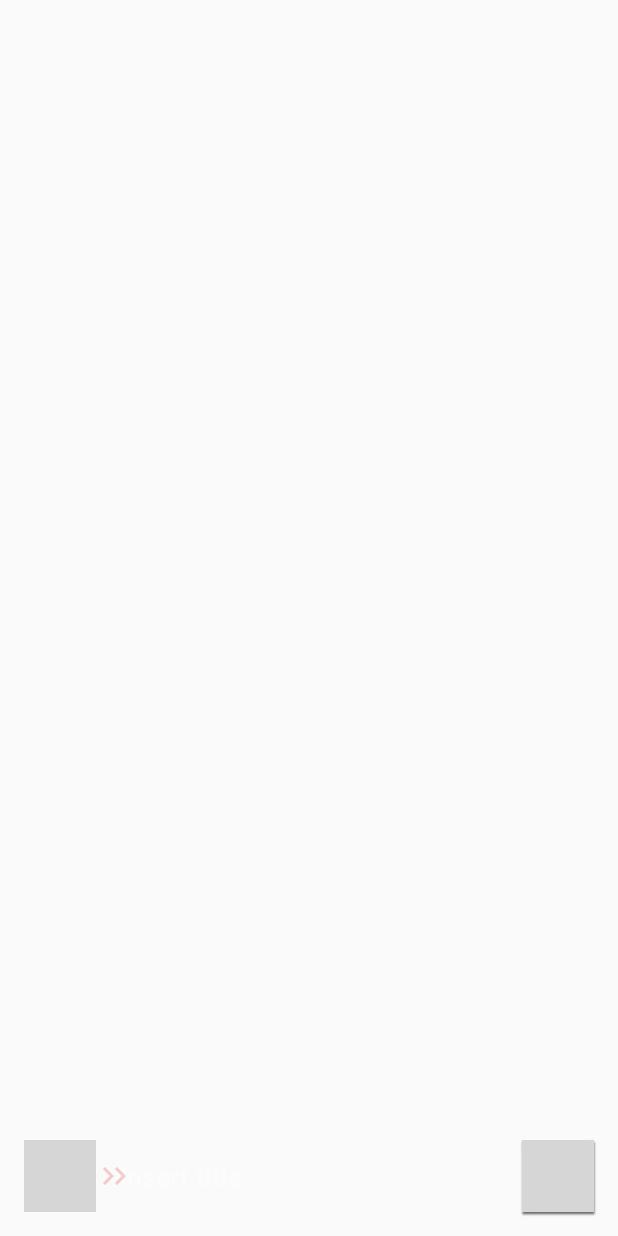
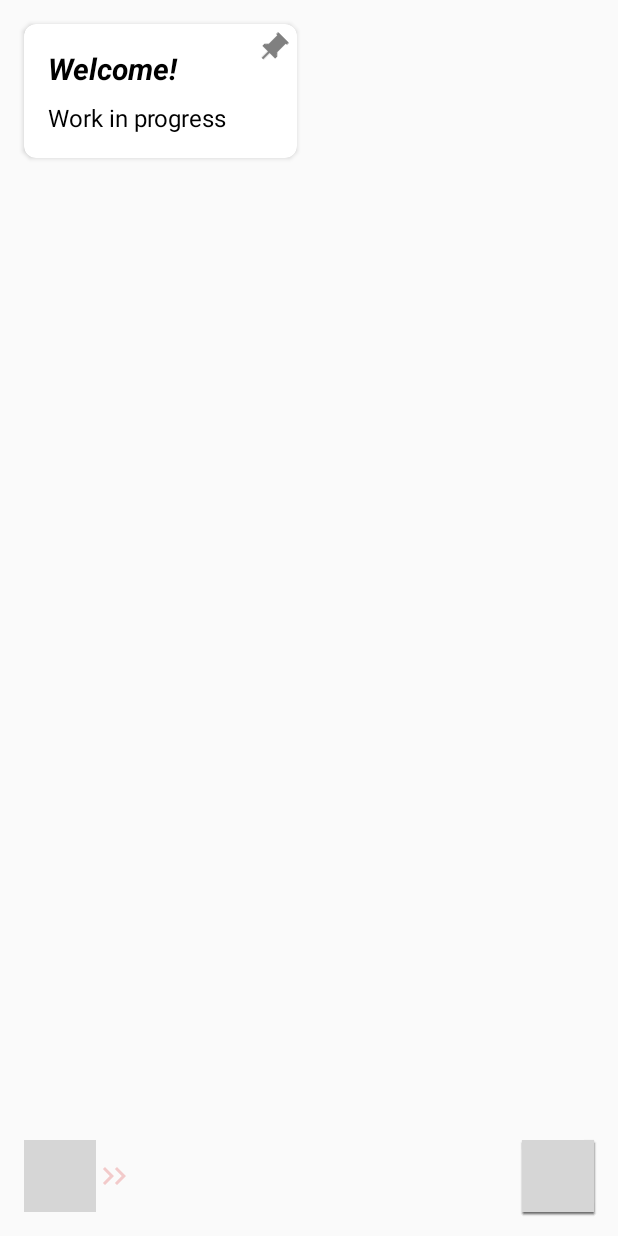
Before and after one commit to StGcontents/KoteBook, an Android app: the screen it shows after launch (MainActivity), on a phone screen of 412 x 824 dp. Run offline under Robolectric (Android 15) with nearby library versions, the phone set to English and light mode, and no system bars; our stand-ins replace Room's generated code; 1 statement that could not run was skipped; grey boxes are pictures that could not be loaded.

Commit message:
[KB12] Implement tutorial notes logic

```diff
--- a/app/build.gradle
+++ b/app/build.gradle
@@ -26,7 +26,6 @@ android {
         debug {
             minifyEnabled false
             proguardFiles getDefaultProguardFile('proguard-android-optimize.txt'), 'proguard-rules.pro'
-            applicationIdSuffix ".debug"
             resValue 'string', 'app_name', 'KoDebug'
         }
         release {
--- a/app/src/main/java/com/stgi/kotebook/MainActivity.kt
+++ b/app/src/main/java/com/stgi/kotebook/MainActivity.kt
@@ -37,7 +37,15 @@ import kotlinx.coroutines.GlobalScope
 import kotlinx.coroutines.launch
 import java.io.File
 import java.util.*
-import kotlin.random.Random
+
+const val AGOUTI = 1
+const val BEAVER = 2
+const val CAVIA = 3
+const val DORMOUSE = 4
+const val ESQUIREL = 5
+const val FLYING_SQUIRREL = 6
+
+const val LAST_INSTALLED_VERSION = "last_installed_version"
 
 const val LAST_STATUS = "currentStatus"
 
@@ -48,7 +56,7 @@ const val DIRECTORY = "/KoteBook/"
 class MainActivity : AppCompatActivity(), SwipeButton.OnSwipeListener,
     NotesAdapter.OnNotesChangedListener, FabStationView.FabStationController {
 
-    private val adapter : NotesAdapter = NotesAdapter()
+    private val adapter: NotesAdapter = NotesAdapter()
 
     private var currentStatus: Int? = null
     var currentStrategy: FabStationView.OnClickStrategy? = null
@@ -79,34 +87,31 @@ class MainActivity : AppCompatActivity(), SwipeButton.OnSwipeListener,
         }
     }
 
+    private fun createInitialNotes() = GlobalScope.launch {
+        getPreferences(Context.MODE_PRIVATE).apply {
+            val lastInstalledVersion = getInt(LAST_INSTALLED_VERSION, 0)
+            if (lastInstalledVersion < BuildConfig.VERSION_CODE) {
+            edit().putInt(LAST_INSTALLED_VERSION, BuildConfig.VERSION_CODE).apply()
+            model.add(*NoteGenerator(this@MainActivity).generateNotes(lastInstalledVersion))
+        }
+        }
+    }
+
     override fun onCreate(savedInstanceState: Bundle?) {
         super.onCreate(savedInstanceState)
         setContentView(R.layout.activity_main)
 
+        createInitialNotes()
         filterNotes()
 
         rootLayout.setOnTouchListener(dismissInputListener)
         writingFrame.setOnTouchListener { _, _ -> false }
         bgView.setOnTouchListener { _, _ -> true }
 
-        inputText.setTextColor(Color.WHITE)
-
-        audioEt.setTextColor(Color.WHITE)
-        audioEt.hint = getString(R.string.insert_title)
-        audioEt.highlightColor = Color.argb(120, 0, 0, 0)
-        audioEt.setHintTextColor(Color.argb(120, Color.WHITE.red, Color.WHITE.green, Color.WHITE.blue))
-        audioEt.setOnFocusChangeListener { v, b ->
-            val imm = getSystemService(INPUT_METHOD_SERVICE) as InputMethodManager
-            if (b) {
-                imm.showSoftInput(v, 0)
-            } else {
-                imm.hideSoftInputFromWindow(v.windowToken, 0)
-            }
-        }
-
         adapter.onNotesChangedListener = this
         notesRecycler.adapter = adapter
-        notesRecycler.layoutManager = getStaggeredLayout(resources.configuration.orientation == Configuration.ORIENTATION_PORTRAIT)
+        notesRecycler.layoutManager =
+            getStaggeredLayout(resources.configuration.orientation == Configuration.ORIENTATION_PORTRAIT)
         notesRecycler.setOnTouchListener(dismissInputListener)
         notesRecycler.addOnItemTouchListener(object : RecyclerView.OnItemTouchListener {
             override fun onInterceptTouchEvent(rv: RecyclerView, e: MotionEvent): Boolean {
@@ -120,8 +125,8 @@ class MainActivity : AppCompatActivity(), SwipeButton.OnSwipeListener,
                 return false
             }
 
-            override fun onRequestDisallowInterceptTouchEvent(disallowIntercept: Boolean) { }
-            override fun onTouchEvent(rv: RecyclerView, e: MotionEvent) { }
+            override fun onRequestDisallowInterceptTouchEvent(disallowIntercept: Boolean) {}
+            override fun onTouchEvent(rv: RecyclerView, e: MotionEvent) {}
         })
     }
 
@@ -133,7 +138,8 @@ class MainActivity : AppCompatActivity(), SwipeButton.OnSwipeListener,
                     ?.sortedWith(compareBy({ !it.pinned }, { it.id })))
             })
 
-        getPreferences(Context.MODE_PRIVATE).getInt(LAST_STATUS,
+        getPreferences(Context.MODE_PRIVATE).getInt(
+            LAST_STATUS,
             STATUS_INIT
         ).apply {
             pushStatus(this)
@@ -174,9 +180,14 @@ class MainActivity : AppCompatActivity(), SwipeButton.OnSwipeListener,
 
     override fun onRestoreInstanceState(savedInstanceState: Bundle?) {
         super.onRestoreInstanceState(savedInstanceState)
-        savedInstanceState?.let { pushStatus(it.getInt(LAST_STATUS,
-            STATUS_INIT
-        )) }
+        savedInstanceState?.let {
+            pushStatus(
+                it.getInt(
+                    LAST_STATUS,
+                    STATUS_INIT
+                )
+            )
+        }
     }
 
     private fun getStaggeredLayout(portrait: Boolean) =
@@ -189,7 +200,12 @@ class MainActivity : AppCompatActivity(), SwipeButton.OnSwipeListener,
                 inputText.setText("")
                 if (TextUtils.isEmpty(str))
                     return
-                model.add(Note.NoteData(text = str, color = RandomColor().gen()))
+                model.add(
+                    Note.NoteData(
+                        text = str,
+                        color = NoteGenerator(this).generateRandomColor()
+                    )
+                )
             }
             STATUS_SAVE_REC -> audioEt.text = null
         }
@@ -218,7 +234,7 @@ class MainActivity : AppCompatActivity(), SwipeButton.OnSwipeListener,
         }
     }
 
-    fun showEditFragment(note : Note, view : View) {
+    fun showEditFragment(note: Note, view: View) {
         fabStation.setClockTo(note.timestamp)
         pushStatus(STATUS_INTERIM)
         val fragment = EditFragment.newInstance(note, view)
@@ -293,14 +309,20 @@ class MainActivity : AppCompatActivity(), SwipeButton.OnSwipeListener,
         if (checkSelfPermission(Manifest.permission.RECORD_AUDIO)
             != PackageManager.PERMISSION_GRANTED ||
             checkSelfPermission(Manifest.permission.WRITE_EXTERNAL_STORAGE)
-            != PackageManager.PERMISSION_GRANTED) {
+            != PackageManager.PERMISSION_GRANTED
+        ) {
             /*if (shouldShowRequestPermissionRationale(Manifest.permission.RECORD_AUDIO)) {
                 // Show an explanation to the user *asynchronously* -- don't block
                 // this thread waiting for the user's response! After the user
                 // sees the explanation, try again to request the permission.
                 Toast.makeText(this, "Take audio notes", Toast.LENGTH_LONG).show()
             } else */
-            requestPermissions(arrayOf(Manifest.permission.RECORD_AUDIO, Manifest.permission.WRITE_EXTERNAL_STORAGE), PERMISSIONS_REQUEST)
+            requestPermissions(
+                arrayOf(
+                    Manifest.permission.RECORD_AUDIO,
+                    Manifest.permission.WRITE_EXTERNAL_STORAGE
+                ), PERMISSIONS_REQUEST
+            )
             return false
         } else {
             pushStatus(STATUS_RECORDING)
@@ -328,9 +350,11 @@ class MainActivity : AppCompatActivity(), SwipeButton.OnSwipeListener,
             tmpFile?.delete()
             tmpFile = null
 
-            val data = Note.NoteData(title = newFile.nameWithoutExtension,
+            val data = Note.NoteData(
+                title = newFile.nameWithoutExtension,
                 text = newFile.name, pinned = false,
-                color = RandomColor().gen(), isRecording = true)
+                color = NoteGenerator(this@MainActivity).generateRandomColor(), isRecording = true
+            )
             model.add(data)
         }
     }
@@ -343,7 +367,8 @@ class MainActivity : AppCompatActivity(), SwipeButton.OnSwipeListener,
 
         val intent = Intent(
             this,
-            NotificationService::class.java)
+            NotificationService::class.java
+        )
             .putExtra(ID, data.uid)
             .putExtra(TITLE, data.title)
             .putExtra(TEXT, data.text)
@@ -399,7 +424,7 @@ class MainActivity : AppCompatActivity(), SwipeButton.OnSwipeListener,
         }
     }
 
-    inner class InitStrategy(context: MainActivity): FabStationView.OnClickStrategy(context) {
+    inner class InitStrategy(context: MainActivity) : FabStationView.OnClickStrategy(context) {
         override fun getPrimaryDrawable(): Drawable? = resources.getDrawable(R.drawable.add, theme)
         override fun initialize(view: FabStationView) {
             super.initialize(view)
@@ -410,6 +435,8 @@ class MainActivity : AppCompatActivity(), SwipeButton.OnSwipeListener,
             super.shapeStation(builder)
             builder.showPrimary()
                 .retractPrimary()
+                .hideTextInput()
+                .hideAudioInput()
                 .hideSecondary()
                 .hideTertiary()
                 .showSwipe()
@@ -430,7 +457,7 @@ class MainActivity : AppCompatActivity(), SwipeButton.OnSwipeListener,
         override fun onSwiped(): Boolean = this@MainActivity.onSwiped()
     }
 
-    inner class AnnotateStrategy(context: MainActivity): FabStationView.OnClickStrategy(context) {
+    inner class AnnotateStrategy(context: MainActivity) : FabStationView.OnClickStrategy(context) {
         override fun getPrimaryDrawable(): Drawable? = getDrawable(R.drawable.done)
         override fun getSecondaryDrawable(): Drawable? = getDrawable(R.drawable.bullets)
 
@@ -461,7 +488,7 @@ class MainActivity : AppCompatActivity(), SwipeButton.OnSwipeListener,
         override fun getStatus(): Int = STATUS_ANNOTATE
     }
 
-    inner class RecStrategy(context: MainActivity): FabStationView.OnClickStrategy(context) {
+    inner class RecStrategy(context: MainActivity) : FabStationView.OnClickStrategy(context) {
         override fun getPrimaryDrawable(): Drawable? = getDrawable(R.drawable.stop)
         override fun isDismissible() = false
 
@@ -490,11 +517,16 @@ class MainActivity : AppCompatActivity(), SwipeButton.OnSwipeListener,
 
         override fun getStatus(): Int = STATUS_RECORDING
 
-        override fun onRelease() { this@MainActivity.onRelease() }
-        override fun onAutoRelease() { this@MainActivity.onAutoRelease() }
+        override fun onRelease() {
+            this@MainActivity.onRelease()
+        }
+
+        override fun onAutoRelease() {
+            this@MainActivity.onAutoRelease()
+        }
     }
 
-    inner class SaveRecStrategy(context: MainActivity): FabStationView.OnClickStrategy(context) {
+    inner class SaveRecStrategy(context: MainActivity) : FabStationView.OnClickStrategy(context) {
         override fun getPrimaryDrawable(): Drawable? = getDrawable(R.drawable.done)
         override fun getSecondaryDrawable(): Drawable? = getDrawable(R.drawable.cancel)
 
@@ -537,14 +569,6 @@ class MainActivity : AppCompatActivity(), SwipeButton.OnSwipeListener,
 
     fun buildFilepath(name: String?) = directory.absolutePath + "/" + name
 
-    private fun String.trimSpaces() = trimStart { c -> c.isWhitespace() }.dropLastWhile { c -> c.isWhitespace() }
-
-    inner class RandomColor {
-        fun gen() : Int {
-            val gen = Random(Date().time)
-            return resources.getColor(
-                palette[gen.nextInt(
-                    palette.size)], theme)
-        }
-    }
+    private fun String.trimSpaces() =
+        trimStart { c -> c.isWhitespace() }.dropLastWhile { c -> c.isWhitespace() }
 }
--- /dev/null
+++ b/app/src/main/java/com/stgi/kotebook/NoteGenerator.kt
@@ -0,0 +1,102 @@
+package com.stgi.kotebook
+
+import android.content.Context
+import com.stgi.rodentia.BULLET_POINT_EMPTY
+import com.stgi.rodentia.BULLET_POINT_FULL
+import com.stgi.rodentia.palette
+import java.util.*
+import kotlin.collections.ArrayList
+import kotlin.random.Random
+
+class NoteGenerator(private val context: Context) {
+    private val random = Random(Date().time)
+
+    private val TITLES = arrayListOf(
+        "",
+        "Untitled",
+        "Feel Good Inc.",
+        "Death Stranding",
+        "Mama",
+        "Norman Reedus",
+        "Baby dont hurt me",
+        "Umbilical cord",
+        "Deadman",
+        "Pierre DeLavigne",
+        "Keep it off the books",
+        "Esquirel",
+        "Top Secret"
+    )
+
+    private val TEXTS = arrayListOf(
+        "Rodents (from Latin Rodere, \"to gnaw\") are mammals of the order Rodentia, which are characterized by a single pair of continuously growing incisors in each of the upper and lower jaws. About 40% of all mammal species are rodents (2,277 species); they are found in vast numbers on all continents except Antarctica. They are the most diversified mammalian order and live in a variety of terrestrial habitats, including human-made environments.",
+        "Lista:" + BULLET_POINT_FULL + "questo è segnato\n" + BULLET_POINT_EMPTY + "questo no",
+        BULLET_POINT_FULL + "Kill Steve\n" + BULLET_POINT_EMPTY + "Kill Mary" + BULLET_POINT_EMPTY + "Kill Jacob" + BULLET_POINT_FULL + "Kill Bernie",
+        "The distinguishing feature of the rodents is their pairs of continuously growing, razor-sharp, open-rooted incisors.[1] These incisors have thick layers of enamel on the front and little enamel on the back.[2] Because they do not stop growing, the animal must continue to wear them down so that they do not reach and pierce the skull. As the incisors grind against each other, the softer dentine on the rear of the teeth wears away, leaving the sharp enamel edge shaped like the blade of a chisel.",
+        "In many species, the molars are relatively large, intricately structured, and highly cusped or ridged. Rodent molars are well equipped to grind food into small particles.[1] The jaw musculature is strong. The lower jaw is thrust forward while gnawing and is pulled backwards during chewing.",
+        "While the largest species, the capybara, can weigh as much as 66 kg (146 lb), most rodents weigh less than 100 g (3.5 oz). The smallest rodent is the Baluchistan pygmy jerboa, which averages only 4.4 cm (1.7 in) in head and body length, with adult females weighing only 3.75 g (0.132 oz). Rodents have wide-ranging morphologies, but typically have squat bodies and short limbs.[1] The fore limbs usually have five digits, including an opposable thumb, while the hind limbs have three to five digits. The elbow gives the forearms great flexibility.[3][9] The majority of species are plantigrade, walking on both the palms and soles of their feet, and have claw-like nails. The nails of burrowing species tend to be long and strong, while arboreal rodents have shorter, sharper nails.[9] Rodent species use a wide variety of methods of locomotion including quadrupedal walking, running, burrowing, climbing, bipedal hopping (kangaroo rats and hopping mice), swimming and even gliding.[3] Scaly-tailed squirrels and flying squirrels, although not closely related, can both glide from tree to tree using parachute-like membranes that stretch from the fore to the hind limbs.",
+        "One of the most widespread groups of mammals, rodents can be found on every continent except Antarctica. They are the only terrestrial placental mammals to have colonized Australia and New Guinea without human intervention. Humans have also allowed the animals to spread to many remote oceanic islands (e.g., the Polynesian rat).[3] Rodents have adapted to almost every terrestrial habitat, from cold tundra (where they can live under snow) to hot deserts. ",
+        "Some species such as tree squirrels and New World porcupines are arboreal, while some, such as gophers, tuco-tucos, and mole rats, live almost completely underground, where they build complex burrow systems." + BULLET_POINT_FULL + "Yep",
+        BULLET_POINT_FULL + "Get eggs\n" + BULLET_POINT_FULL + "Crack one" + BULLET_POINT_EMPTY + "Crack another" + BULLET_POINT_EMPTY + "Put them in a pan" + BULLET_POINT_EMPTY + "Fry them" + BULLET_POINT_EMPTY + "Enjoy eggs",
+        "The Texas pocket gopher avoids emerging onto the surface to feed by seizing the roots of plants with its jaws and pulling them downwards into its burrow. It also practices coprophagy.[22] The African pouched rat forages on the surface, gathering anything that might be edible into its capacious cheek pouches until its face bulges out sideways. It then returns to its burrow to sort through the material it has gathered and eats the nutritious items.",
+        "House mouse",
+        "Scemochilegge",
+        "Watch Youtube videos"
+    )
+
+    fun generateNotes(lastVersionCode: Int): Array<Note.NoteData> =
+        if (BuildConfig.DEBUG) {
+            arrayOf(
+                generateNote(),
+                generateNote(),
+                generateNote(),
+                generateNote(),
+                generateNote(),
+                generateNote(),
+                generateNote()
+            )
+        } else {
+            val list = ArrayList<Note.NoteData>()
+            when {
+                lastVersionCode < AGOUTI -> {
+                    list.add(generateNote(
+                        title = context.getString(R.string.welcome_title),
+                        text = context.getString(R.string.welcome_text),
+                        isRecording = false,
+                        isPinned = true,
+                        color = context.resources.getColor(R.color.noteColor2, context.theme)
+                    ))
+                }
+                lastVersionCode < BEAVER -> {
+
+                }
+                lastVersionCode < CAVIA -> {
+
+                }
+                lastVersionCode < DORMOUSE -> {
+
+                }
+                lastVersionCode < ESQUIREL -> {
+
+                }
+                lastVersionCode < FLYING_SQUIRREL -> {
+
+                }
+            }
+            list.toArray(arrayOfNulls<Note.NoteData>(list.size))
+        }
+
+    private fun generateNote(
+        isRecording: Boolean = random.nextBoolean(),
+        title: String = TITLES[random.nextInt(0, TITLES.size)],
+        text: String = if (isRecording) "$title.aar" else TEXTS[random.nextInt(0, TEXTS.size)],
+        color: Int = generateRandomColor(),
+        isPinned: Boolean = random.nextBoolean()
+    ): Note.NoteData = Note.NoteData(title = title, text = text, color = color, isRecording = isRecording, pinned = isPinned)
+
+    fun generateRandomColor() : Int {
+        val gen = Random(Date().time)
+        return context.resources.getColor(
+            palette[gen.nextInt(
+                palette.size)], context.theme)
+    }
+}
--- a/app/src/main/java/com/stgi/kotebook/NotesModel.kt
+++ b/app/src/main/java/com/stgi/kotebook/NotesModel.kt
@@ -28,7 +28,7 @@ class NotesModel(application: Application) : AndroidViewModel(application) {
         Thread(Runnable { db.notesDao().delete(note) }).start()
     }
 
-    fun add(note: Note.NoteData) {
-        Thread(Runnable { db.notesDao().insertAll(note) }).start()
+    fun add(vararg notes: Note.NoteData) {
+        Thread(Runnable { db.notesDao().insertAll(*notes) }).start()
     }
 }
--- a/app/src/main/res/values/strings.xml
+++ b/app/src/main/res/values/strings.xml
@@ -6,4 +6,8 @@
     <string name="snackbar_message">You deleted a note.</string>
     <string name="snackbar_undo">UNDO</string>
     <string name="toast_alarm_set">Alarm set to&#32;</string>
+
+    //TUTORIAL
+    <string name="welcome_title">Welcome!</string>
+    <string name="welcome_text">Work in progress</string>
 </resources>
--- a/rodentia/src/main/java/com/stgi/rodentia/FabStationView.kt
+++ b/rodentia/src/main/java/com/stgi/rodentia/FabStationView.kt
@@ -1,6 +1,7 @@
 package com.stgi.rodentia
 
 import android.content.Context
+import android.graphics.Color
 import android.graphics.PorterDuff
 import android.graphics.drawable.Drawable
 import android.graphics.drawable.TransitionDrawable
@@ -13,9 +14,13 @@ import android.view.LayoutInflater
 import android.view.MotionEvent
 import android.view.View
 import android.view.inputmethod.InputMethodManager
+import androidx.appcompat.app.AppCompatActivity
 import androidx.constraintlayout.widget.ConstraintLayout
 import androidx.constraintlayout.widget.ConstraintSet
 import androidx.constraintlayout.widget.ConstraintSet.*
+import androidx.core.graphics.blue
+import androidx.core.graphics.green
+import androidx.core.graphics.red
 import androidx.core.view.forEach
 import androidx.core.view.isVisible
 import kotlinx.android.synthetic.main.date_picker_mask.view.*
@@ -50,6 +55,27 @@ class FabStationView(context: Context, attributeSet: AttributeSet): ConstraintLa
         setOnTouchListener { _, ev -> if (ev!!.action == KeyEvent.ACTION_UP) strategy?.collapseFanIfNeeded(); false }
         paletteMask.setOnTouchListener { _, _ -> true }
         mask.setOnTouchListener{ _, ev -> if (ev!!.action == KeyEvent.ACTION_UP)  strategy?.onBackPressed(); true }
+
+        inputText.setTextColor(Color.WHITE)
+
+        audioEt.setTextColor(Color.WHITE)
+        audioEt.highlightColor = Color.argb(120, 0, 0, 0)
+        audioEt.setHintTextColor(
+            Color.argb(
+                120,
+                Color.WHITE.red,
+                Color.WHITE.green,
+                Color.WHITE.blue
+            )
+        )
+        audioEt.setOnFocusChangeListener { v, b ->
+            val imm = context.getSystemService(AppCompatActivity.INPUT_METHOD_SERVICE) as InputMethodManager
+            if (b) {
+                imm.showSoftInput(v, 0)
+            } else {
+                imm.hideSoftInputFromWindow(v.windowToken, 0)
+            }
+        }
 
         val set = ConstraintSet().apply { clone(this@FabStationView) }
         palette
--- a/rodentia/src/main/res/layout/layout_fab_station.xml
+++ b/rodentia/src/main/res/layout/layout_fab_station.xml
@@ -120,6 +120,7 @@
         android:layout_marginTop="8dp"
         android:layout_marginBottom="8dp"
         android:maxLines="3"
+        android:visibility="gone"
         android:inputType="textNoSuggestions"
         android:autofillHints="false"/>
 
```
Also changed, not shown: 1 other file.
